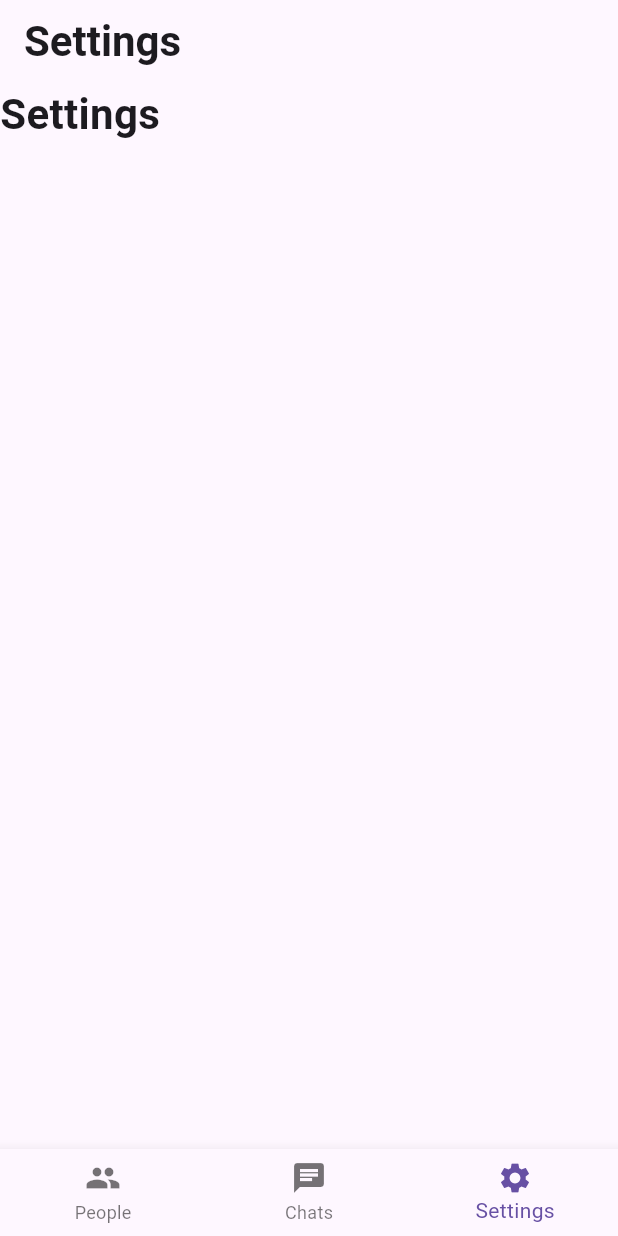
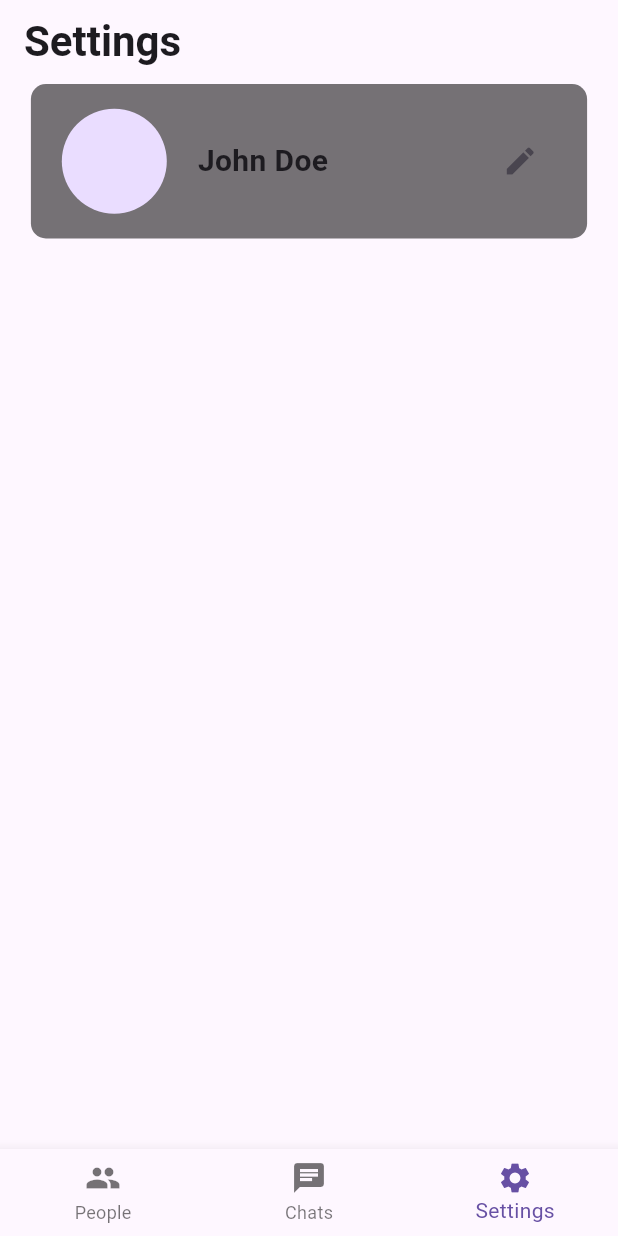
Before and after one commit to Shakila-K/chat_app, a Flutter app: the HomePage screen opened by its route, item 3 of the bottom bar chosen, on a phone screen of 412 x 824 dp. Run offline on Flutter 3.47's test engine with Material 3 defaults, Android fonts, the phone set to English and light mode, and no system bars.

Commit message:
settings page

```diff
--- a/lib/main.dart
+++ b/lib/main.dart
@@ -7,6 +7,7 @@ import 'package:chat_app/screens/sign_up.dart';
 import 'package:chat_app/screens/verify_otp.dart';
 import 'package:chat_app/utilities/theme_data.dart';
 import 'package:chat_app/widgets/chat_tile.dart';
+import 'package:chat_app/widgets/settings.dart';
 import 'package:flutter/material.dart';
 import 'package:provider/provider.dart';
 void main() {
--- a/lib/screens/homepage.dart
+++ b/lib/screens/homepage.dart
@@ -1,5 +1,6 @@
 import 'package:chat_app/utilities/theme_data.dart';
 import 'package:chat_app/widgets/chats.dart';
+import 'package:chat_app/widgets/settings.dart';
 import 'package:flutter/material.dart';
 
 class HomePage extends StatefulWidget {
@@ -21,7 +22,7 @@ class _HomePageState extends State<HomePage> {
   final bodies = [
     const Text('People',   style: TextStyle(fontSize: 28.0, fontWeight: FontWeight.bold)),
     Chats(),
-    const Text('Settings', style: TextStyle(fontSize: 28.0, fontWeight: FontWeight.bold)),
+    Settings(),
   ];
   @override
   Widget build(BuildContext context) {
--- /dev/null
+++ b/lib/widgets/settings.dart
@@ -0,0 +1,49 @@
+import 'package:chat_app/utilities/theme_data.dart';
+import 'package:flutter/material.dart';
+
+class Settings extends StatefulWidget {
+  const Settings({super.key});
+
+  @override
+  State<Settings> createState() => _SettingsState();
+}
+
+class _SettingsState extends State<Settings> {
+  @override
+  Widget build(BuildContext context) {
+    return SafeArea(
+      child: Column(
+        mainAxisAlignment: MainAxisAlignment.start,
+        children: [
+          Container(
+            width: ScreenSize().getScreenWidth(context)*0.9,
+            padding: EdgeInsets.symmetric(horizontal: ScreenSize().getScreenWidth(context)*0.05, vertical: ScreenSize().getScreenHeight(context)*0.02),
+            decoration: BoxDecoration(
+              borderRadius: BorderRadius.circular(10.0),
+              color: Theme.of(context).primaryColor,
+            ),
+            child: Row(
+              mainAxisAlignment: MainAxisAlignment.spaceBetween,
+              children: [
+                Row(
+                  mainAxisAlignment: MainAxisAlignment.start,
+                  children: [
+                    const CircleAvatar(
+                      radius: 35.0,
+                      ),
+                    SizedBox(width: ScreenSize().getScreenWidth(context)*0.05),
+                    const Text('John Doe', style: TextStyle(fontSize: 20.0, fontWeight: FontWeight.bold)),
+                  ],
+                ),
+
+                IconButton(onPressed: (){}, icon: const Icon(Icons.edit),)
+              ],
+            ),
+          )
+
+
+        ],
+      ),
+    );
+  }
+}
```
Also changed, not shown: lib/widgets/chat_tile.dart (+17 -7 lines).
